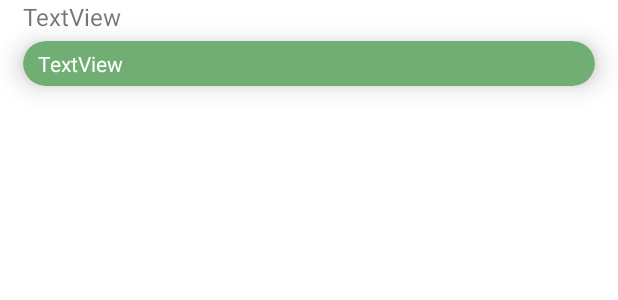
After one commit to damnir/CCT---Scavenger-Hunt, an Android app: the layout message_view.xml on its own in the app's theme, with its tools: preview values and no code run, on a phone screen of 412 x 824 dp. The commit adds this screen. Shown: the top 300 px of the screen. Run offline under Robolectric (Android 15) with nearby library versions, the phone set to English and light mode, and no system bars; Roboto replaces fonts that are not available here.

Commit message:
message layout

```diff
--- a/app/src/main/res/layout/fragment_map.xml
+++ b/app/src/main/res/layout/fragment_map.xml
@@ -41,7 +41,7 @@
     </androidx.recyclerview.widget.RecyclerView>
 
     <com.google.android.material.floatingactionbutton.FloatingActionButton
-        android:id="@+id/floatingActionButton6"
+        android:id="@+id/map_fob"
         android:layout_width="wrap_content"
         android:layout_height="wrap_content"
         android:layout_gravity="end"
--- /dev/null
+++ b/app/src/main/res/layout/message_view.xml
@@ -0,0 +1,39 @@
+<?xml version="1.0" encoding="utf-8"?>
+<LinearLayout xmlns:android="http://schemas.android.com/apk/res/android"
+    xmlns:app="http://schemas.android.com/apk/res-auto"
+    android:layout_width="match_parent"
+    android:layout_height="wrap_content"
+    android:orientation="vertical">
+
+    <TextView
+        android:id="@+id/message_stamp"
+        android:layout_width="match_parent"
+        android:layout_height="wrap_content"
+        android:layout_marginStart="15dp"
+        android:text="TextView"
+        android:textSize="16sp" />
+
+    <androidx.cardview.widget.CardView
+        android:layout_width="match_parent"
+        android:layout_height="wrap_content"
+        android:layout_marginStart="15dp"
+        android:layout_marginTop="5dp"
+        android:layout_marginEnd="15dp"
+        android:layout_marginBottom="15dp"
+        app:cardBackgroundColor="#71AE73"
+        app:cardCornerRadius="20dp"
+        app:cardElevation="10dp"
+        app:cardMaxElevation="10dp">
+
+        <TextView
+            android:id="@+id/message_message"
+            android:layout_width="wrap_content"
+            android:layout_height="wrap_content"
+            android:layout_marginStart="10dp"
+            android:layout_marginTop="5dp"
+            android:layout_marginEnd="10dp"
+            android:layout_marginBottom="5dp"
+            android:text="TextView"
+            android:textColor="#FFFFFF" />
+    </androidx.cardview.widget.CardView>
+</LinearLayout>
```
Also changed, not shown: app/src/main/java/com/example/scavengerhunt/Activities/HuntFragments/MapFragment.java (+52 -5 lines), app/src/main/java/com/example/scavengerhunt/Entities/Message.java (added, +24 -0 lines), app/src/main/java/com/example/scavengerhunt/Firebase/Database.java (+10 -0 lines), app/src/main/res/layout/chat_view.xml (added, +67 -0 lines).
